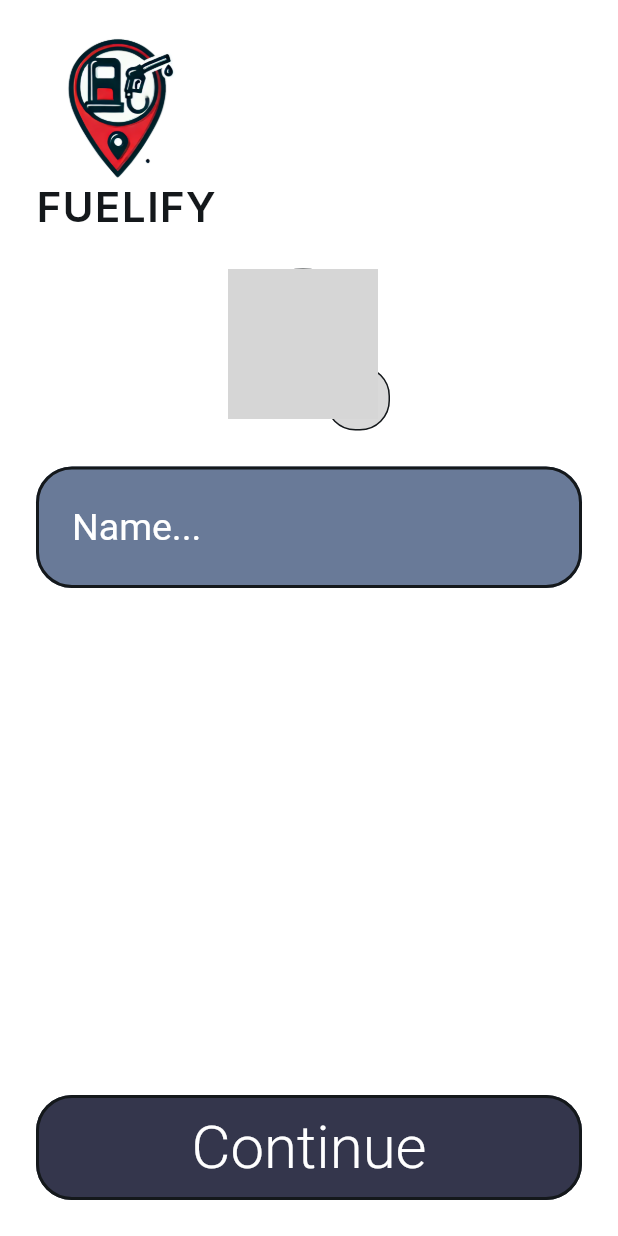
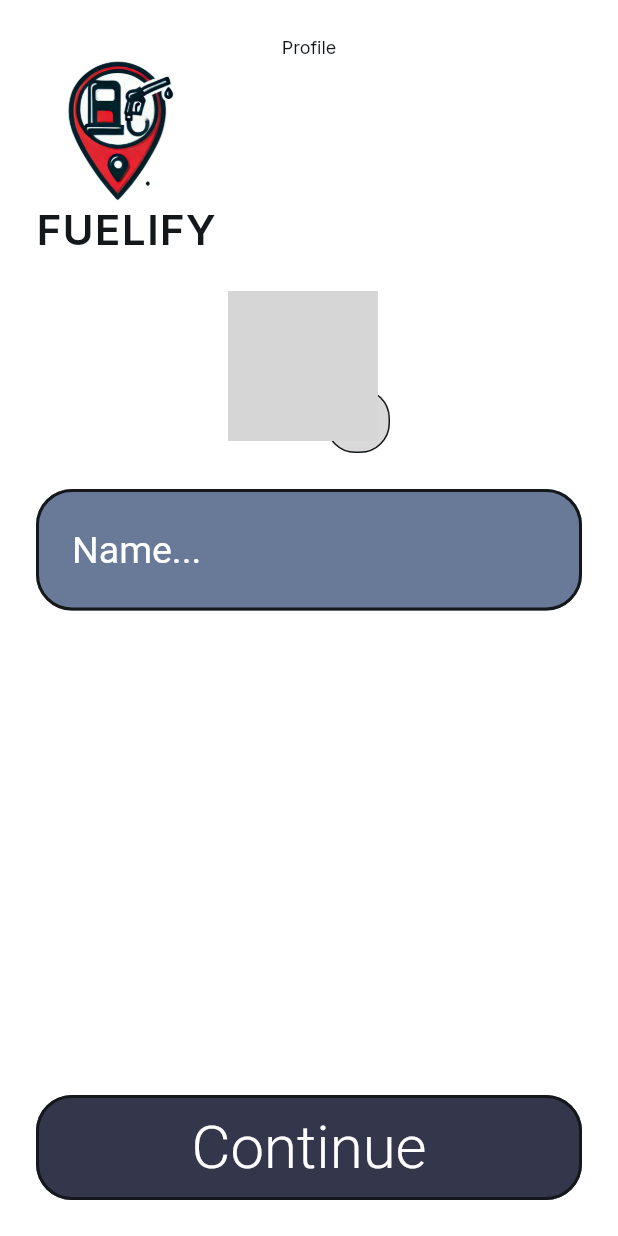
Before and after one commit to KanzGiwa/GasPriceTracker, a Flutter app: the OnboardingWidget screen opened by its route, on a phone screen of 412 x 824 dp. Run offline on Flutter 3.47's test engine with Material 3 defaults, Android fonts, the phone set to English and light mode, and no system bars; drawn by our look-alikes of auto_size_text; our stand-ins replace cloud_firestore, dropdown_button2, equatable, file_picker, firebase_analytics, firebase_auth and 16 more; missing offline and left inert: crop_your_image, json_path, mime_type; accounts and stored records are empty; network calls fail; Roboto replaces fonts that are missing (Miriam Libre); grey boxes are pictures that could not be loaded.

Commit message:
Profile Text

```diff
--- a/lib/pages/onboarding/onboarding_widget.dart
+++ b/lib/pages/onboarding/onboarding_widget.dart
@@ -68,6 +68,14 @@ class _OnboardingWidgetState extends State<OnboardingWidget> {
               mainAxisAlignment: MainAxisAlignment.start,
               crossAxisAlignment: CrossAxisAlignment.center,
               children: [
+                Text(
+                  'Profile',
+                  style: FlutterFlowTheme.of(context).bodyMedium.override(
+                        fontFamily: 'Inter',
+                        color: FlutterFlowTheme.of(context).primaryText,
+                        letterSpacing: 0.0,
+                      ),
+                ),
                 Expanded(
                   child: Column(
                     mainAxisSize: MainAxisSize.max,
@@ -368,15 +376,6 @@ class _OnboardingWidgetState extends State<OnboardingWidget> {
                               .asValidator(context),
                         ),
                       ),
-                      Text(
-                        'Profile',
-                        style: FlutterFlowTheme.of(context).labelSmall.override(
-                              fontFamily: 'Inter',
-                              color: FlutterFlowTheme.of(context)
-                                  .secondaryBackground,
-                              letterSpacing: 0.0,
-                            ),
-                      ),
                     ].divide(SizedBox(height: 24.0)),
                   ),
                 ),
```
